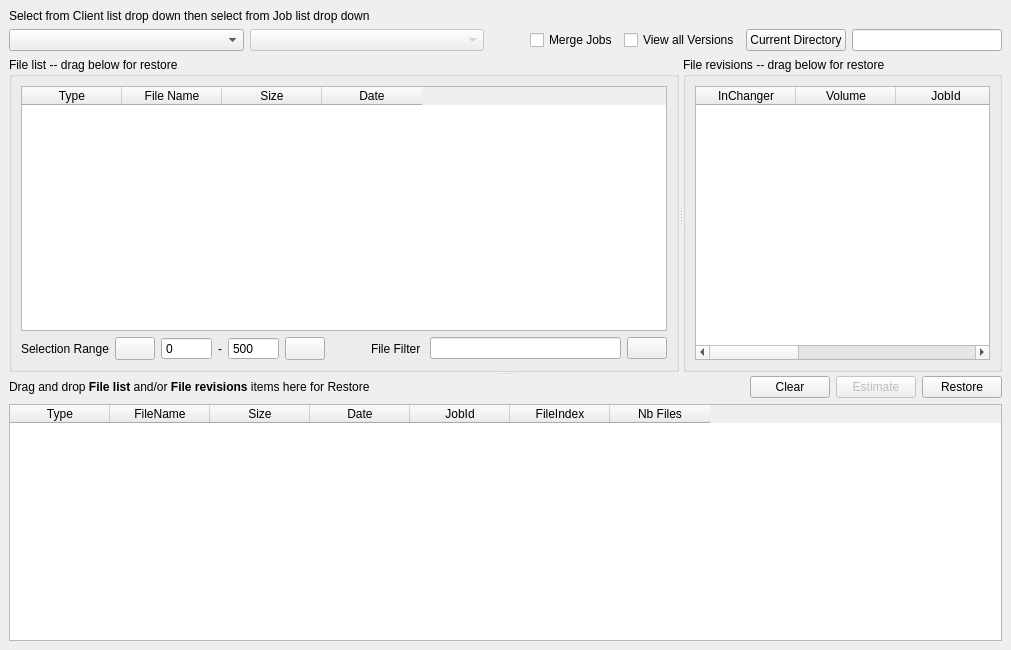
Qt form src/qt-console/restore/brestore.ui (bareos/bareos) before a commit.
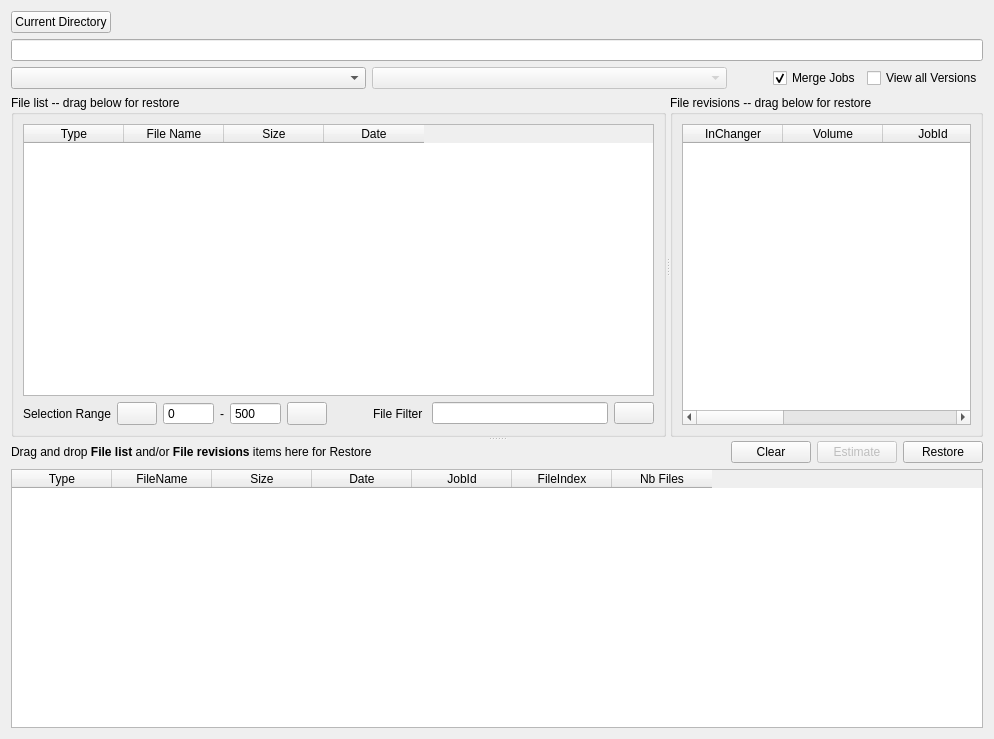
The same form after that commit. Icons and pictures are not drawn. Custom widgets are drawn as their Qt base class.

Patch:
```diff
--- a/src/qt-console/restore/brestore.ui
+++ b/src/qt-console/restore/brestore.ui
@@ -6,28 +6,16 @@
    <rect>
     <x>0</x>
     <y>0</y>
-    <width>1011</width>
-    <height>650</height>
+    <width>994</width>
+    <height>739</height>
    </rect>
   </property>
   <property name="windowTitle">
    <string>brestore</string>
   </property>
   <layout class="QGridLayout">
-   <property name="margin">
-    <number>9</number>
-   </property>
-   <property name="spacing">
-    <number>6</number>
-   </property>
-   <item row="2" column="0">
+   <item row="4" column="0">
     <layout class="QHBoxLayout">
-     <property name="spacing">
-      <number>6</number>
-     </property>
-     <property name="margin">
-      <number>0</number>
-     </property>
      <item>
       <widget class="QComboBox" name="ClientList">
        <property name="sizePolicy">
@@ -75,14 +63,11 @@
      </item>
      <item>
       <widget class="QCheckBox" name="MergeChk">
-       <property name="enabled">
-        <bool>true</bool>
-       </property>
        <property name="text">
         <string>Merge Jobs</string>
        </property>
        <property name="checked">
-        <bool>false</bool>
+        <bool>true</bool>
        </property>
       </widget>
      </item>
@@ -93,32 +78,9 @@
        </property>
       </widget>
      </item>
-     <item>
-      <widget class="QPushButton" name="LocationBp">
-       <property name="text">
-        <string>Current Directory</string>
-       </property>
-      </widget>
-     </item>
-     <item>
-      <widget class="QLineEdit" name="LocationEntry">
-       <property name="sizePolicy">
-        <sizepolicy hsizetype="Maximum" vsizetype="Fixed">
-         <horstretch>150</horstretch>
-         <verstretch>0</verstretch>
-        </sizepolicy>
-       </property>
-       <property name="minimumSize">
-        <size>
-         <width>150</width>
-         <height>0</height>
-        </size>
-       </property>
-      </widget>
-     </item>
     </layout>
    </item>
-   <item row="3" column="0">
+   <item row="5" column="0">
     <widget class="QSplitter" name="splitter_2">
      <property name="orientation">
       <enum>Qt::Vertical</enum>
@@ -134,6 +96,12 @@
          <verstretch>0</verstretch>
         </sizepolicy>
        </property>
+       <property name="maximumSize">
+        <size>
+         <width>16777215</width>
+         <height>352</height>
+        </size>
+       </property>
        <property name="title">
         <string>File list -- drag below for restore</string>
        </property>
@@ -378,12 +346,6 @@
         <string>File revisions -- drag below for restore</string>
        </property>
        <layout class="QVBoxLayout">
-        <property name="spacing">
-         <number>6</number>
-        </property>
-        <property name="margin">
-         <number>9</number>
-        </property>
         <item>
          <widget class="bRestoreTable" name="FileRevisions">
           <property name="sizePolicy">
@@ -447,20 +409,8 @@
      </widget>
      <widget class="QWidget" name="layoutWidget_2">
       <layout class="QVBoxLayout">
-       <property name="spacing">
-        <number>6</number>
-       </property>
-       <property name="margin">
-        <number>0</number>
-       </property>
        <item>
         <layout class="QHBoxLayout">
-         <property name="spacing">
-          <number>6</number>
-         </property>
-         <property name="margin">
-          <number>0</number>
-         </property>
          <item>
           <widget class="QLabel" name="label">
            <property name="text">
@@ -579,9 +529,31 @@
     </widget>
    </item>
    <item row="1" column="0">
-    <widget class="QLabel" name="label_3">
+    <widget class="QLineEdit" name="LocationEntry">
+     <property name="sizePolicy">
+      <sizepolicy hsizetype="Expanding" vsizetype="Fixed">
+       <horstretch>150</horstretch>
+       <verstretch>0</verstretch>
+      </sizepolicy>
+     </property>
+     <property name="minimumSize">
+      <size>
+       <width>150</width>
+       <height>0</height>
+      </size>
+     </property>
+    </widget>
+   </item>
+   <item row="0" column="0">
+    <widget class="QPushButton" name="LocationBp">
+     <property name="sizePolicy">
+      <sizepolicy hsizetype="Fixed" vsizetype="Fixed">
+       <horstretch>0</horstretch>
+       <verstretch>0</verstretch>
+      </sizepolicy>
+     </property>
      <property name="text">
-      <string>Select from Client list drop down then select from Job list drop down</string>
+      <string>Current Directory</string>
      </property>
     </widget>
    </item>
```
Left out of the diff: 6 changed lines with no effect on the pictures.
